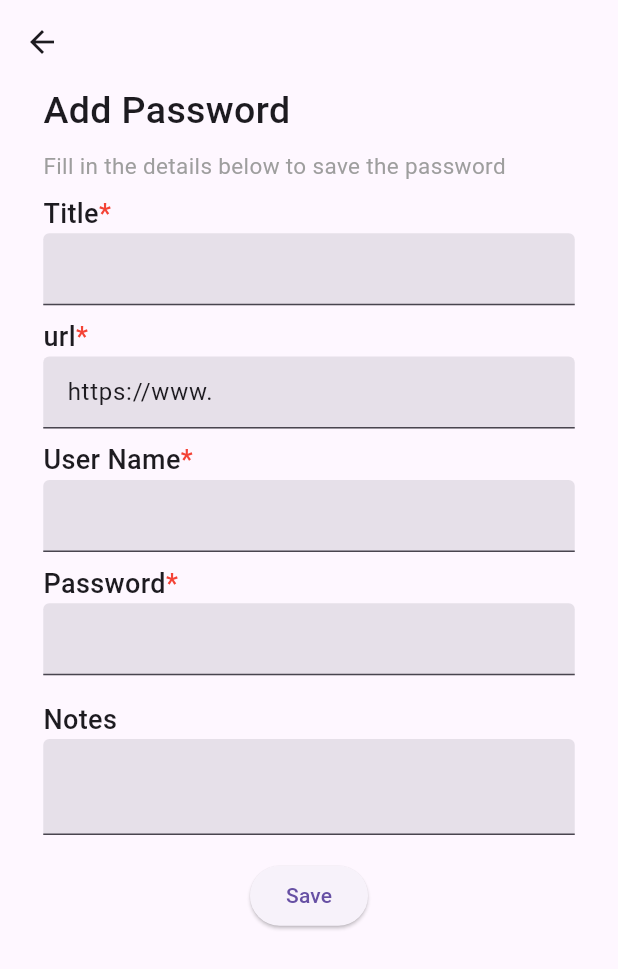
After one commit to Saisandeepsangeetham/password_manager, a Flutter app: the AddPassword screen opened directly, on a phone screen of 412 x 824 dp. The commit adds this screen. Shown: the top 969 px of the screen. Run offline on Flutter 3.47's test engine with Material 3 defaults, Android fonts, the phone set to English and light mode, and no system bars; our stand-ins replace form_field_validator, persistent_bottom_nav_bar.

Commit message:
password_page

```diff
--- /dev/null
+++ b/lib/HomePage.dart
@@ -0,0 +1,48 @@
+import 'package:flutter/material.dart';
+import 'package:persistent_bottom_nav_bar/persistent_tab_view.dart';
+import 'package:project_app/Screens/Vaultpage.dart';
+import 'package:project_app/Screens/Generatorpage.dart';
+import 'package:project_app/Settingspage.dart';
+
+class HomePage extends StatefulWidget {
+  const HomePage({super.key});
+
+  @override
+  State<HomePage> createState() => _HomePageState();
+}
+
+class _HomePageState extends State<HomePage> {
+
+  final PersistentTabController _controller = PersistentTabController(initialIndex: 0);
+  @override
+  Widget build(BuildContext context) {
+    return Scaffold(
+      body: PersistentTabView(
+        context,
+        controller: _controller,
+        screens: const[
+          Vaultpage(),
+          Generatorpage(),
+          Settingspage(),
+        ],
+        items: _navBarsItems(),
+
+      ),
+    );
+  }
+  List<PersistentBottomNavBarItem> _navBarsItems(){
+    return[
+      PersistentBottomNavBarItem(
+        icon: const Icon(Icons.lock_outline),
+        title: "Passwords",
+      ),
+      PersistentBottomNavBarItem(icon: Icon(Icons.generating_tokens_outlined),
+        title: "Generator"
+      ),
+      PersistentBottomNavBarItem(
+        icon: Icon(Icons.settings),
+        title: "Settings"
+      ),
+    ];
+  }
+}
--- /dev/null
+++ b/lib/Screens/Generatorpage.dart
@@ -0,0 +1,15 @@
+import 'package:flutter/material.dart';
+
+class Generatorpage extends StatefulWidget {
+  const Generatorpage({super.key});
+
+  @override
+  State<Generatorpage> createState() => _GeneratorpageState();
+}
+
+class _GeneratorpageState extends State<Generatorpage> {
+  @override
+  Widget build(BuildContext context) {
+    return const Placeholder();
+  }
+}
--- /dev/null
+++ b/lib/Screens/Vaultpage.dart
@@ -0,0 +1,15 @@
+import 'package:flutter/material.dart';
+
+class Vaultpage extends StatefulWidget {
+  const Vaultpage({super.key});
+
+  @override
+  State<Vaultpage> createState() => _VaultpageState();
+}
+
+class _VaultpageState extends State<Vaultpage> {
+  @override
+  Widget build(BuildContext context) {
+    return Scaffold();
+  }
+}
--- /dev/null
+++ b/lib/Screens/addPassword.dart
@@ -0,0 +1,232 @@
+import 'package:flutter/material.dart';
+import 'package:form_field_validator/form_field_validator.dart';
+
+class AddPassword extends StatefulWidget {
+  const AddPassword({super.key});
+
+  @override
+  State<AddPassword> createState() => _AddPasswordState();
+}
+
+class _AddPasswordState extends State<AddPassword> {
+  final focus = FocusNode();
+  final titlecontroller = TextEditingController();
+  final urlcontroller = TextEditingController(text: "https://www.");
+  final usernamecontroller = TextEditingController();
+  final passwordcontroller = TextEditingController();
+  final notescontroller = TextEditingController();
+
+  bool isObsecured = true;
+
+  final GlobalKey<FormState> _addPasswordformKey = GlobalKey<FormState>();
+
+  @override
+  Widget build(BuildContext context) {
+    final size = MediaQuery.of(context).size;
+    return Scaffold(
+      appBar: AppBar(
+        leading: IconButton(
+          icon: const Icon(Icons.arrow_back),
+          onPressed: (){
+            Navigator.pop(context);
+          },
+        ),
+      ),
+      body: SingleChildScrollView(
+        child: Padding(
+          padding: EdgeInsets.symmetric(
+            horizontal: size.width*0.07,
+          ),
+          child: Form(
+            key: _addPasswordformKey,
+            child: Column(
+              crossAxisAlignment: CrossAxisAlignment.start,
+              children: [
+                const Text(
+                  "Add Password",
+                  style: TextStyle(
+                    fontSize: 25.0,
+                    fontWeight: FontWeight.w500,
+                  ),
+                ),
+                SizedBox(height: size.height*0.01,),
+                const Text(
+                  "Fill in the details below to save the password",
+                  style: TextStyle(
+                    fontSize: 15.0,
+                    color: Colors.grey
+                  ),
+                ),
+                SizedBox(height: size.height*0.01,),
+                const Row(
+                  children: [
+                    Text(
+                      "Title",
+                      style: TextStyle(
+                        fontSize: 18.0,
+                        fontWeight: FontWeight.w500
+                      ),
+                    ),
+                    Text(
+                      "*",
+                      style: TextStyle(
+                        fontSize: 18.0,
+                        fontWeight: FontWeight.w500,
+                        color: Colors.red,
+                      ),
+                    )
+                  ],
+                ),
+                TextFormField(
+                  textCapitalization: TextCapitalization.sentences,
+                  controller: titlecontroller,
+                  keyboardType: TextInputType.text,
+                  textInputAction: TextInputAction.next,
+                  validator: RequiredValidator(errorText: 'Title is required').call,
+                  decoration: const InputDecoration(
+                    filled: true
+                  ),
+                ),
+                SizedBox(height: size.height*0.01,),
+                const Row(
+                  children: [
+                    Text(
+                      "url",
+                      style: TextStyle(
+                          fontSize: 18.0,
+                          fontWeight: FontWeight.w500
+                      ),
+                    ),
+                    Text(
+                      "*",
+                      style: TextStyle(
+                        fontSize: 18.0,
+                        fontWeight: FontWeight.w500,
+                        color: Colors.red,
+                      ),
+                    )
+                  ],
+                ),
+                TextFormField(
+                  textCapitalization: TextCapitalization.sentences,
+                  controller: urlcontroller,
+                  keyboardType: TextInputType.text,
+                  textInputAction: TextInputAction.next,
+                  validator: RequiredValidator(errorText: 'url is required').call,
+                  decoration: const InputDecoration(
+                      filled: true
+                  ),
+                ),
+                SizedBox(height: size.height*0.01,),
+                const Row(
+                  children: [
+                    Text(
+                      "User Name",
+                      style: TextStyle(
+                          fontSize: 18.0,
+                          fontWeight: FontWeight.w500
+                      ),
+                    ),
+                    Text(
+                      "*",
+                      style: TextStyle(
+                        fontSize: 18.0,
+                        fontWeight: FontWeight.w500,
+                        color: Colors.red,
+                      ),
+                    )
+                  ],
+                ),
+                TextFormField(
+                  textCapitalization: TextCapitalization.sentences,
+                  controller: usernamecontroller,
+                  keyboardType: TextInputType.text,
+                  textInputAction: TextInputAction.next,
+                  validator: RequiredValidator(errorText: 'username is required').call,
+                  decoration: const InputDecoration(
+                      filled: true
+                  ),
+                ),
+                SizedBox(height: size.height*0.01,),
+                const Row(
+                  children: [
+                    Text(
+                      "Password",
+                      style: TextStyle(
+                          fontSize: 18.0,
+                          fontWeight: FontWeight.w500
+                      ),
+                    ),
+                    Text(
+                      "*",
+                      style: TextStyle(
+                        fontSize: 18.0,
+                        fontWeight: FontWeight.w500,
+                        color: Colors.red,
+                      ),
+                    )
+                  ],
+                ),
+                TextFormField(
+                  obscureText: isObsecured,
+                  controller: passwordcontroller,
+                  keyboardType: TextInputType.visiblePassword,
+                  textInputAction: TextInputAction.next,
+                  //need to implement onfield submitted
+                  //
+                  //
+                  validator: RequiredValidator(errorText: 'password is required').call,
+                  decoration: InputDecoration(
+                      filled: true,
+                    suffix: InkWell(
+                      child: Icon(
+                        isObsecured ? Icons.visibility : Icons.visibility_off,
+                      ),
+                      onTap: () {
+                        setState(() {
+                          isObsecured = !isObsecured;
+                        });
+                      },
+                    ),
+                  ),
+                ),
+                SizedBox(
+                  height: size.height * 0.02,
+                ),
+                const Text(
+                  'Notes',
+                  style: TextStyle(
+                    fontSize: 18,
+                    fontWeight: FontWeight.w500,
+                  ),
+                ),
+                TextFormField(
+                  textCapitalization: TextCapitalization.sentences,
+                  maxLines: 2,
+                  focusNode: focus,
+                  controller: notescontroller,
+                  keyboardType: TextInputType.text,
+                  textInputAction: TextInputAction.done,
+                  decoration: const InputDecoration(
+                    filled: true,
+                  ),
+                ),
+                SizedBox(
+                  height: size.height * 0.02,
+                ),
+                Center(
+                  child: ElevatedButton(
+                    onPressed: () {
+                      // validate(context);
+                    },
+                    child: const Text('Save'),
+                  ),
+                )
+              ],
+            ),
+          ),
+        ),
+      ),
+    );
+  }
+}
--- /dev/null
+++ b/lib/Settingspage.dart
@@ -0,0 +1,15 @@
+import 'package:flutter/material.dart';
+
+class Settingspage extends StatefulWidget {
+  const Settingspage({super.key});
+
+  @override
+  State<Settingspage> createState() => _SettingspageState();
+}
+
+class _SettingspageState extends State<Settingspage> {
+  @override
+  Widget build(BuildContext context) {
+    return const Placeholder();
+  }
+}
--- a/lib/main.dart
+++ b/lib/main.dart
@@ -1,6 +1,6 @@
 import 'package:flutter/material.dart';
-import 'package:project_app/LoginPage.dart';
-import 'package:project_app/register.dart';
+import 'package:project_app/Screens/LoginPage.dart';
+import 'package:project_app/Screens/register.dart';
 
 void  main(){
   runApp(const MaterialApp(
```
Also changed, not shown: lib/Screens/LoginPage.dart (renamed from lib/LoginPage.dart), lib/Screens/register.dart (renamed from lib/register.dart).
